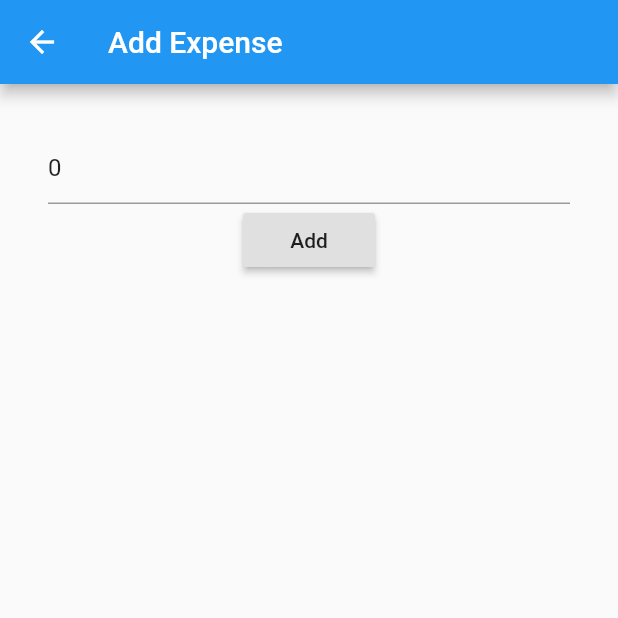
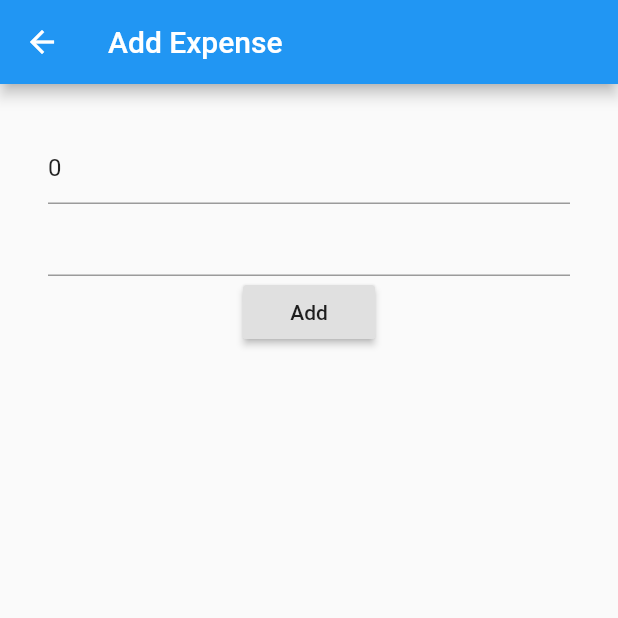
Before and after one commit to AnnaProkopas/LessonFlutterExpenses_Log, a Flutter app: the screen it shows after launch, after a tap on the "add" icon, on a phone screen of 412 x 824 dp, the top half of it. Run offline on Flutter 3.47's test engine with Material 2 defaults, Android fonts, the phone set to English and light mode, and no system bars; our stand-ins replace sqflite; accounts and stored records are empty.

```diff
--- a/lib/AddExpense.dart
+++ b/lib/AddExpense.dart
@@ -1,9 +1,14 @@
+import 'package:expenses_log/ExpensesModel.dart';
 import 'package:flutter/material.dart';
 import 'package:flutter/widgets.dart';
 
 class _AddExpenseState extends State<AddExpense> {
   double _price;
+  String _name;
+  ExpensesModel _model;
   GlobalKey<FormState> _formKey = GlobalKey<FormState>();
+
+  _AddExpenseState(this._model);
 
   @override
   Widget build(BuildContext context) {
@@ -30,10 +35,16 @@ class _AddExpenseState extends State<AddExpense> {
                 _price = double.parse(value);
               },
             ),
+            TextFormField(
+              onSaved: (value) {
+                _name = value;
+              },
+            ),
             RaisedButton(
               onPressed: () {
                 if (_formKey.currentState.validate()) {
                   _formKey.currentState.save();
+                   _model.addExpense(_name, _price);
                   Navigator.pop(context);
                 }
               },
@@ -48,6 +59,10 @@ class _AddExpenseState extends State<AddExpense> {
 }
 
 class AddExpense extends StatefulWidget {
+  final ExpensesModel _model;
+
+  AddExpense(this._model);
+
   @override
-  State<StatefulWidget> createState() => _AddExpenseState();
+  State<StatefulWidget> createState() => _AddExpenseState(_model);
 }
--- a/lib/main.dart
+++ b/lib/main.dart
@@ -87,7 +87,7 @@ class MyHomePage extends StatelessWidget {
                 context,
                 MaterialPageRoute(
                   builder: (context) {
-                    return AddExpense();
+                    return AddExpense(model);
                   }
                 ),
               );
```
